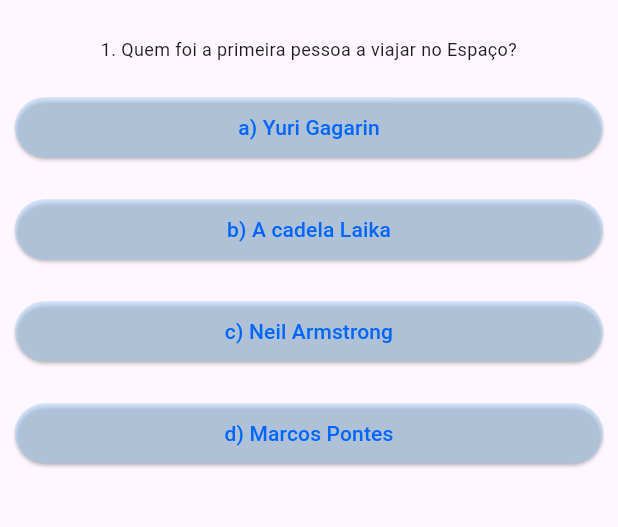
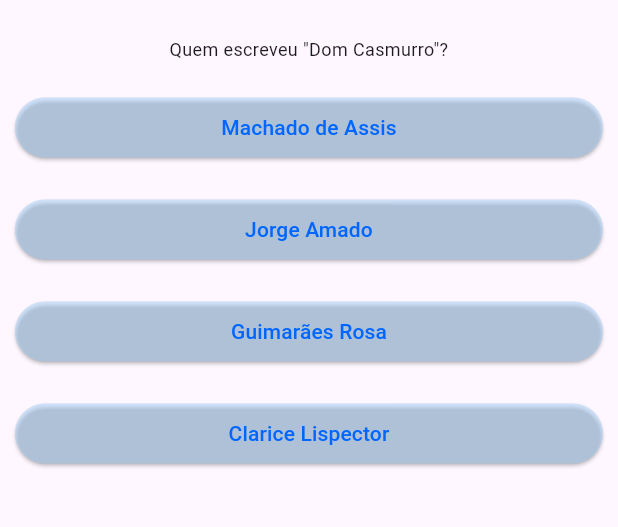
Before and after one commit to lucopdev/trivia-flutter, a Flutter app: the screen it shows after launch, on a phone screen of 412 x 824 dp, the part 63-590 px from its top. Run offline on Flutter 3.47's test engine with Material 3 defaults, Android fonts, the phone set to English and light mode, and no system bars.

Commit message:
Randomizing questions

```diff
--- a/lib/main.dart
+++ b/lib/main.dart
@@ -1,91 +1,62 @@
+import 'dart:math';
+
 import 'package:flutter/material.dart';
-import 'package:trivia/answer.dart';
-import 'package:trivia/question.dart';
+import 'package:trivia/quiz.dart';
+import 'package:trivia/result.dart';
+import './resource/questions_map.dart';
 
 void main(List<String> args) => runApp(const QuestionApp());
 
 class QuestionAppState extends State<QuestionApp> {
-  final questions = [
-    {
-      'pergunta': '1. Quem foi a primeira pessoa a viajar no Espaço?',
-      'respostas': [
-        'a) Yuri Gagarin',
-        'b) A cadela Laika',
-        'c) Neil Armstrong',
-        'd) Marcos Pontes'
-      ],
-    },
-    {
-      'pergunta': '2. Qual a montanha mais alta do mundo?',
-      'respostas': [
-        'a) Mauna Kea',
-        'b) Dhaulagiri',
-        'c) Monte Chimborazo',
-        'd) Monte Everest'
-      ],
-    },
-    {
-      'pergunta': '3. Onde se localiza Machu Picchu?',
-      'respostas': ['a) Colômbia', 'b) Peru', 'c) China', 'd) Bolívia'],
-    },
-    {
-      'pergunta': '4. Que país tem o formato de uma bota?',
-      'respostas': ['a) Butão', 'b) Brasil', 'c) Portugal', 'd) Itália'],
-    },
-    {
-      'pergunta': '5. Quem inventou a lâmpada?',
-      'respostas': [
-        'a) Graham Bell',
-        'b) Steve Jobs',
-        'c) Thomas Edison',
-        'e) Santos Dumont'
-      ],
-    },
-    {
-      'pergunta': '6. Quantos ossos temos no nosso corpo?',
-      'respostas': ['a) 126', 'b) 206', 'c) 18', 'd) 300'],
-    },
-  ];
-
+  List<Map<String, Object>> randomQuestions = [];
   var _questionIndex = 0;
 
-  void onAnswer() {
+  QuestionAppState() {
+    randomizeQuestions(5);
+  }
+
+  void _onAnswer() {
     setState(() {
       _questionIndex++;
     });
   }
 
+  void _resetIndex() {
+    setState(() {
+      _questionIndex = 0;
+    });
+  }
+
+  void randomizeQuestions(numberOfQuestions) {
+    for (var i = 1; i <= numberOfQuestions; i++) {
+      var randomNumber = Random().nextInt(questions_map.length);
+
+      if (!randomQuestions.any((question) => question['id'] == randomNumber)) {
+        randomQuestions.add(questions_map
+            .firstWhere((question) => question['id'] == randomNumber));
+      } else {
+        continue;
+      }
+    }
+  }
+
   bool get hasQuestionSelected {
-    return _questionIndex < questions.length;
+    return _questionIndex < randomQuestions.length;
   }
 
   @override
   Widget build(BuildContext context) {
-    List<String> answers = hasQuestionSelected
-        ? questions[_questionIndex]['respostas'] as List<String>
-        : [];
-
-    List<Widget> widgets =
-        answers.map((answer) => Answer(answer, onAnswer)).toList();
-
     return MaterialApp(
       home: Scaffold(
           appBar: AppBar(
             title: const Text('Trivia'),
           ),
           body: hasQuestionSelected
-              ? Column(
-                  children: <Widget>[
-                    Question(questions[_questionIndex]['pergunta'].toString()),
-                    ...widgets,
-                  ],
-                )
-              : const Center(
-                  child: Text(
-                    'Parabéns',
-                    style: TextStyle(fontSize: 15),
-                  ),
-                )),
+              ? Quiz(
+                  questions: randomQuestions,
+                  questionIndex: _questionIndex,
+                  onAnswer: _onAnswer)
+              : Result('Parabéns', _resetIndex)),
     );
   }
 }
--- /dev/null
+++ b/lib/quiz.dart
@@ -0,0 +1,35 @@
+import 'package:flutter/material.dart';
+import 'package:trivia/answer.dart';
+import 'package:trivia/question.dart';
+
+class Quiz extends StatelessWidget {
+  final List<Map<String, Object>> questions;
+  final int questionIndex;
+  final void Function() onAnswer;
+
+  const Quiz(
+      {required this.questions,
+      required this.questionIndex,
+      required this.onAnswer,
+      super.key});
+
+  bool get hasQuestionSelected {
+    return questionIndex < questions.length;
+  }
+
+  @override
+  Widget build(BuildContext context) {
+    List<Map<String, Object>> answers = hasQuestionSelected
+        ? questions[questionIndex]['answers'] as List<Map<String, Object>>
+        : [];
+
+    return Column(
+      children: <Widget>[
+        Question(questions[questionIndex]['question'].toString()),
+        ...answers
+            .map((answer) => Answer(answer['answer']! as String, onAnswer))
+            .toList(),
+      ],
+    );
+  }
+}
--- /dev/null
+++ b/lib/resource/questions_map.dart
@@ -0,0 +1,252 @@
+final questions_map = [
+  {
+    'id': 1,
+    'question': 'Quem foi a primeira pessoa a viajar para o espaço?',
+    'answers': [
+      {'answer': 'Yuri Gagarin', 'isCorrect': true},
+      {'answer': 'A cadela Laika', 'isCorrect': false},
+      {'answer': 'Neil Armstrong', 'isCorrect': false},
+      {'answer': 'Marcos Pontes', 'isCorrect': false},
+    ],
+  },
+  {
+    'id': 2,
+    'question': 'Qual é a montanha mais alta do mundo?',
+    'answers': [
+      {'answer': 'Mauna Kea', 'isCorrect': false},
+      {'answer': 'Dhaulagiri', 'isCorrect': false},
+      {'answer': 'Monte Chimborazo', 'isCorrect': false},
+      {'answer': 'Monte Everest', 'isCorrect': true}
+    ],
+  },
+  {
+    'id': 3,
+    'question': 'Onde está localizado Machu Picchu?',
+    'answers': [
+      {'answer': 'Colômbia', 'isCorrect': false},
+      {'answer': 'Peru', 'isCorrect': true},
+      {'answer': 'China', 'isCorrect': false},
+      {'answer': 'Bolívia', 'isCorrect': false}
+    ],
+  },
+  {
+    'id': 4,
+    'question': 'Qual país tem a forma de uma bota?',
+    'answers': [
+      {'answer': 'Butão', 'isCorrect': false},
+      {'answer': 'Brasil', 'isCorrect': false},
+      {'answer': 'Portugal', 'isCorrect': false},
+      {'answer': 'Itália', 'isCorrect': true}
+    ],
+  },
+  {
+    'id': 5,
+    'question': 'Quem inventou a lâmpada?',
+    'answers': [
+      {'answer': 'Graham Bell', 'isCorrect': false},
+      {'answer': 'Steve Jobs', 'isCorrect': false},
+      {'answer': 'Thomas Edison', 'isCorrect': true},
+      {'answer': 'Santos Dumont', 'isCorrect': false}
+    ],
+  },
+  {
+    'id': 6,
+    'question': 'Quantos ossos temos em nosso corpo?',
+    'answers': [
+      {'answer': '126', 'isCorrect': false},
+      {'answer': '206', 'isCorrect': true},
+      {'answer': '18', 'isCorrect': false},
+      {'answer': '300', 'isCorrect': false}
+    ],
+  },
+  {
+    'id': 7,
+    'question': 'Qual é o país mais populoso do mundo?',
+    'answers': [
+      {'answer': 'China', 'isCorrect': true},
+      {'answer': 'Índia', 'isCorrect': false},
+      {'answer': 'Estados Unidos', 'isCorrect': false},
+      {'answer': 'Brasil', 'isCorrect': false},
+    ],
+  },
+  {
+    'id': 8,
+    'question': 'Quem pintou a Mona Lisa?',
+    'answers': [
+      {'answer': 'Leonardo da Vinci', 'isCorrect': true},
+      {'answer': 'Vincent van Gogh', 'isCorrect': false},
+      {'answer': 'Pablo Picasso', 'isCorrect': false},
+      {'answer': 'Michelangelo', 'isCorrect': false}
+    ],
+  },
+  {
+    'id': 9,
+    'question': 'Qual é a capital do Japão?',
+    'answers': [
+      {'answer': 'Seul', 'isCorrect': false},
+      {'answer': 'Tóquio', 'isCorrect': true},
+      {'answer': 'Pequim', 'isCorrect': false},
+      {'answer': 'Osaka', 'isCorrect': false}
+    ],
+  },
+  {
+    'id': 10,
+    'question': 'Quem escreveu "Romeu e Julieta"?',
+    'answers': [
+      {'answer': 'Charles Dickens', 'isCorrect': false},
+      {'answer': 'William Shakespeare', 'isCorrect': true},
+      {'answer': 'Jane Austen', 'isCorrect': false},
+      {'answer': 'Fyodor Dostoevsky', 'isCorrect': false}
+    ],
+  },
+  {
+    'id': 11,
+    'question': 'Qual é o maior planeta do nosso sistema solar?',
+    'answers': [
+      {'answer': 'Terra', 'isCorrect': false},
+      {'answer': 'Marte', 'isCorrect': false},
+      {'answer': 'Júpiter', 'isCorrect': true},
+      {'answer': 'Saturno', 'isCorrect': false}
+    ],
+  },
+  {
+    'id': 12,
+    'question': 'Quem escreveu "Dom Quixote"?',
+    'answers': [
+      {'answer': 'Miguel de Cervantes', 'isCorrect': true},
+      {'answer': 'Leo Tolstoy', 'isCorrect': false},
+      {'answer': 'Franz Kafka', 'isCorrect': false},
+      {'answer': 'Homero', 'isCorrect': false}
+    ],
+  },
+  {
+    'id': 13,
+    'question': 'Qual é o elemento mais abundante na crosta terrestre?',
+    'answers': [
+      {'answer': 'Ferro', 'isCorrect': true},
+      {'answer': 'Ouro', 'isCorrect': false},
+      {'answer': 'Prata', 'isCorrect': false},
+      {'answer': 'Cobre', 'isCorrect': false}
+    ],
+  },
+  {
+    'id': 14,
+    'question': 'Quem foi o primeiro presidente dos Estados Unidos?',
+    'answers': [
+      {'answer': 'Abraham Lincoln', 'isCorrect': false},
+      {'answer': 'George Washington', 'isCorrect': true},
+      {'answer': 'Thomas Jefferson', 'isCorrect': false},
+      {'answer': 'John Adams', 'isCorrect': false}
+    ],
+  },
+  {
+    'id': 15,
+    'question': 'Qual é o símbolo químico do ouro?',
+    'answers': [
+      {'answer': 'Au', 'isCorrect': true},
+      {'answer': 'Ag', 'isCorrect': false},
+      {'answer': 'Fe', 'isCorrect': false},
+      {'answer': 'Cu', 'isCorrect': false}
+    ],
+  },
+  {
+    'id': 16,
+    'question': 'Quem escreveu "A Odisseia"?',
+    'answers': [
+      {'answer': 'Virgílio', 'isCorrect': false},
+      {'answer': 'Hesíodo', 'isCorrect': false},
+      {'answer': 'Homero', 'isCorrect': true},
+      {'answer': 'Sófocles', 'isCorrect': false}
+    ],
+  },
+  {
+    'id': 17,
+    'question': 'Qual é a capital da França?',
+    'answers': [
+      {'answer': 'Roma', 'isCorrect': false},
+      {'answer': 'Madri', 'isCorrect': false},
+      {'answer': 'Paris', 'isCorrect': true},
+      {'answer': 'Berlim', 'isCorrect': false}
+    ],
+  },
+  {
+    'id': 18,
+    'question': 'Quem foi o primeiro presidente do Brasil?',
+    'answers': [
+      {'answer': 'Getúlio Vargas', 'isCorrect': false},
+      {'answer': 'Deodoro da Fonseca', 'isCorrect': true},
+      {'answer': 'Juscelino Kubitschek', 'isCorrect': false},
+      {'answer': 'Tancredo Neves', 'isCorrect': false}
+    ],
+  },
+  {
+    'id': 19,
+    'question': 'Qual é a maior floresta tropical do mundo?',
+    'answers': [
+      {'answer': 'Floresta Amazônica', 'isCorrect': true},
+      {'answer': 'Floresta Negra', 'isCorrect': false},
+      {'answer': 'Floresta do Congo', 'isCorrect': false},
+      {'answer': 'Floresta Boreal', 'isCorrect': false}
+    ],
+  },
+  {
+    'id': 20,
+    'question': 'Quem escreveu "Dom Casmurro"?',
+    'answers': [
+      {'answer': 'Machado de Assis', 'isCorrect': true},
+      {'answer': 'Jorge Amado', 'isCorrect': false},
+      {'answer': 'Guimarães Rosa', 'isCorrect': false},
+      {'answer': 'Clarice Lispector', 'isCorrect': false}
+    ],
+  },
+  {
+    'id': 21,
+    'question': 'Qual é o metal mais abundante na crosta terrestre?',
+    'answers': [
+      {'answer': 'Ferro', 'isCorrect': true},
+      {'answer': 'Ouro', 'isCorrect': false},
+      {'answer': 'Prata', 'isCorrect': false},
+      {'answer': 'Cobre', 'isCorrect': false}
+    ],
+  },
+  {
+    'id': 22,
+    'question': 'Quem pintou o teto da Capela Sistina?',
+    'answers': [
+      {'answer': 'Leonardo da Vinci', 'isCorrect': false},
+      {'answer': 'Michelangelo', 'isCorrect': true},
+      {'answer': 'Rafael', 'isCorrect': false},
+      {'answer': 'Caravaggio', 'isCorrect': false}
+    ],
+  },
+  {
+    'id': 23,
+    'question': 'Qual é o país com a maior área territorial do mundo?',
+    'answers': [
+      {'answer': 'Canadá', 'isCorrect': false},
+      {'answer': 'Estados Unidos', 'isCorrect': false},
+      {'answer': 'Rússia', 'isCorrect': true},
+      {'answer': 'China', 'isCorrect': false}
+    ],
+  },
+  {
+    'id': 24,
+    'question': 'Quem foi o primeiro ser humano a pisar na Lua?',
+    'answers': [
+      {'answer': 'Neil Armstrong', 'isCorrect': true},
+      {'answer': 'Buzz Aldrin', 'isCorrect': false},
+      {'answer': 'Yuri Gagarin', 'isCorrect': false},
+      {'answer': 'Alan Shepard', 'isCorrect': false}
+    ],
+  },
+  {
+    'id': 25,
+    'question': 'Qual é o segundo planeta a partir do Sol?',
+    'answers': [
+      {'answer': 'Vênus', 'isCorrect': true},
+      {'answer': 'Marte', 'isCorrect': false},
+      {'answer': 'Júpiter', 'isCorrect': false},
+      {'answer': 'Mercúrio', 'isCorrect': false}
+    ],
+  },
+];
--- /dev/null
+++ b/lib/result.dart
@@ -0,0 +1,24 @@
+import 'package:flutter/material.dart';
+
+class Result extends StatelessWidget {
+  final String text;
+  final Function() resetIndex;
+
+  const Result(this.text, this.resetIndex, {super.key});
+
+  @override
+  Widget build(BuildContext context) {
+    return Center(
+      child: Column(mainAxisAlignment: MainAxisAlignment.center, children: [
+        Text(text, style: const TextStyle(fontSize: 25)),
+        ElevatedButton(
+            style: ElevatedButton.styleFrom(
+                backgroundColor: const Color.fromARGB(90, 0, 140, 255)),
+            onPressed: resetIndex,
+            child: const Text(
+                style: TextStyle(color: Color.fromARGB(255, 1, 70, 126)),
+                'Restart Quiz')),
+      ]),
+    );
+  }
+}
```
